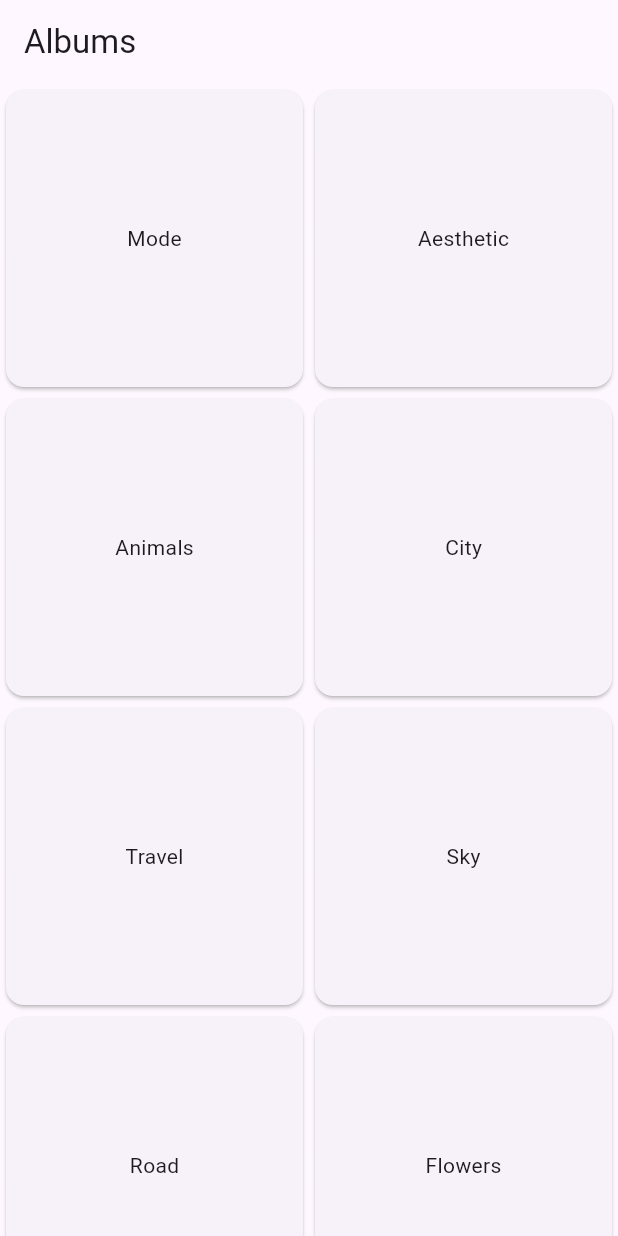
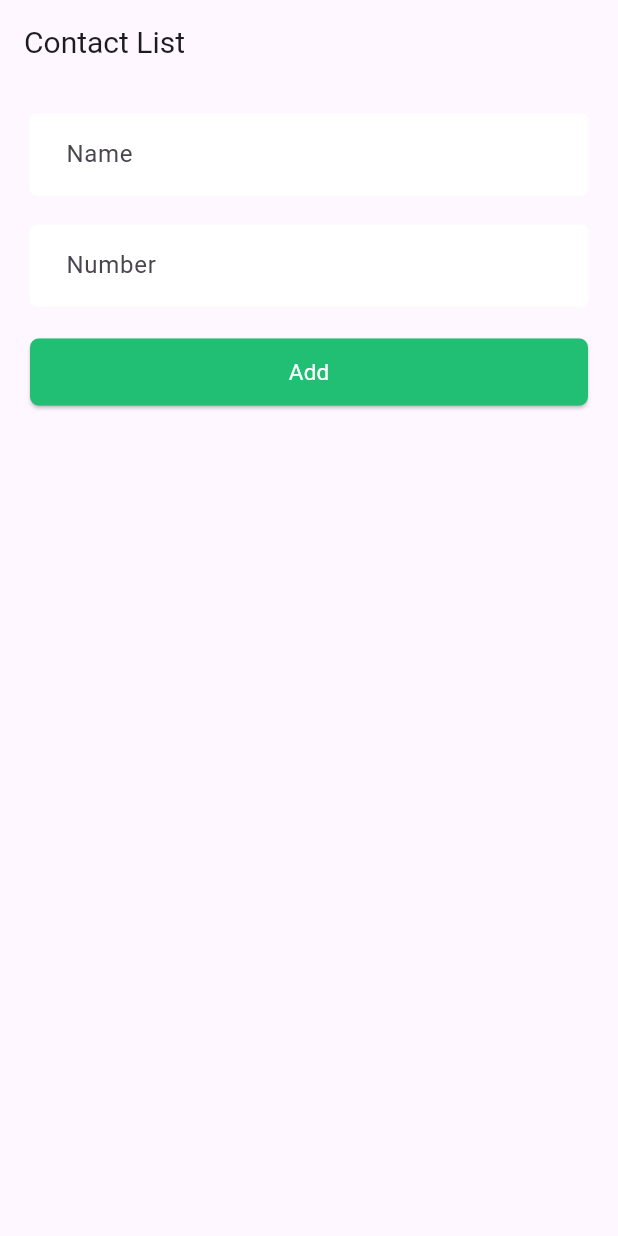
Before and after one commit to mdnahidhasan999/AssginmentApp, a Flutter app: the screen it shows after launch, on a phone screen of 412 x 824 dp. Run offline on Flutter 3.47's test engine with Material 3 defaults, Android fonts, the phone set to English and light mode, and no system bars; our stand-ins replace fluttertoast.

Commit message:
Create Contact List

```diff
--- /dev/null
+++ b/lib/ContactListScreen.dart
@@ -0,0 +1,153 @@
+import 'package:assignmentapp/style.dart';
+import 'package:flutter/material.dart';
+import 'package:url_launcher/url_launcher.dart';
+
+class Contactlistscreen extends StatefulWidget {
+  const Contactlistscreen({super.key});
+
+  @override
+  State<Contactlistscreen> createState() => _ContactlistscreenState();
+}
+
+class _ContactlistscreenState extends State<Contactlistscreen> {
+  final List<Map<String, String>> FormValues = [];
+  final _formKey = GlobalKey<FormState>();
+  final TextEditingController _nameController = TextEditingController();
+  final TextEditingController _numberController = TextEditingController();
+
+  void _addTile() {
+    if (_formKey.currentState!.validate()) {
+      setState(() {
+        FormValues.add({
+          'Name': _nameController.text,
+          'Number': _numberController.text,
+        });
+        _nameController.clear();
+        _numberController.clear();
+      });
+    }
+  }
+
+  void _deleteTile(int index) {
+    showDialog(
+        context: context,
+        builder: (BuildContext context) {
+          return AlertDialog(
+            title: const Text('Delete Confirmation'),
+            content: const Text('Are you sure you want to delete this tile?'),
+            actions: <Widget>[
+              TextButton(
+                onPressed: () {
+                  setState(() {
+                    FormValues.removeAt(index);
+                  });
+                  Navigator.of(context).pop();
+                },
+                child: const Text("yes"),
+              ),
+              TextButton(
+                onPressed: () {
+                  Navigator.of(context).pop();
+                },
+                child: const Text('No'),
+              )
+            ],
+          );
+        });
+  }
+
+  Future<void> _makePhoneCall(String phoneNumber) async {
+    final Uri launchUri = Uri(
+      scheme: 'tel',
+      path: phoneNumber,
+    );
+    await launchUrl(launchUri);
+  }
+
+  @override
+  Widget build(BuildContext context) {
+    return Scaffold(
+      appBar: AppBar(
+        title: const Text(
+          'Contact List',
+          style: TextStyle(fontSize: 20),
+          textAlign: TextAlign.center,
+        ),
+      ),
+      body: Stack(
+        children: <Widget>[
+          Container(
+            padding: const EdgeInsets.all(20),
+            child: Column(
+              children: <Widget>[
+                Form(
+                  key: _formKey,
+                  child: Column(
+                    children: [
+                      TextFormField(
+                        controller: _nameController,
+                        decoration: AppInputDecoration('Name'),
+                        validator: (value) {
+                          if (value == null || value.isEmpty) {
+                            return 'Please enter a Name';
+                          }
+                          return null;
+                        },
+                      ),
+                      const SizedBox(
+                        height: 20,
+                      ),
+                      TextFormField(
+                        controller: _numberController,
+                        keyboardType: TextInputType.number,
+                        decoration: AppInputDecoration('Number'),
+                        validator: (value) {
+                          if (value == null || value.isEmpty) {
+                            return 'Please enter a Number';
+                          }
+                          return null;
+                        },
+                      ),
+                      const SizedBox(
+                        height: 20,
+                      ),
+                    ],
+                  ),
+                ),
+                Container(
+                  child: ElevatedButton(
+                      style: AppButtonStyle(),
+                      onPressed: _addTile,
+                      child: SuccessButtonChild('Add')),
+                ),
+                const SizedBox(
+                  height: 20,
+                ),
+                Expanded(
+                    child: ListView.builder(
+                        itemCount: FormValues.length,
+                        itemBuilder: (context, index) {
+                          return GestureDetector(
+                            onLongPress: () => _deleteTile(index),
+                            child: Card(
+                              child: ListTile(
+                                leading: Icon(Icons.person),
+                                title: Text(FormValues[index]['Name']!),
+                                subtitle: Text(FormValues[index]['Number']!),
+                                trailing: IconButton(
+                                  icon: Icon(Icons.call),
+                                  onPressed: () => _makePhoneCall(
+                                      FormValues[index]['Number']!),
+                                ),
+                              ),
+                            ),
+                          );
+                        }))
+              ],
+            ),
+          ),
+        ],
+      ),
+    );
+  }
+}
--- a/lib/data_models.dart
+++ /dev/null
@@ -1,38 +0,0 @@
-// data_models.dart
-
-class Album {
-  final String name;
-
-  Album(this.name);
-}
-
-class Photo {
-  final String title;
-  final String description;
-  final String imageUrl;
-
-  Photo(this.title, this.description, this.imageUrl);
-}
-
-// Dummy data for albums and photos
-List<Album> albums = [
-  Album('Mode'),
-  Album('Aesthetic'),
-  Album('Animals'),
-  Album('City'),
-  Album('Travel'),
-  Album('Sky'),
-  Album('Road'),
-  Album('Flowers'),
-];
-
-List<Photo> photos = [
-  Photo('Fashion Model', 'A stylish fashion model', 'assets/mood.jpg'),
-  Photo('Sunset', 'Beautiful sunset over the horizon', 'assets/asthetic.jpg'),
-  Photo('Cute Cat', 'Adorable fluffy cat', 'assets/animals.jpg'),
-  Photo('City Skyline', 'Urban city skyline view', 'assets/city.jpg'),
-  Photo('Mountain View', 'Scenic mountain landscape', 'assets/travrel.jpg'),
-  Photo('Clouds', 'Fluffy clouds in the sky', 'assets/sky.jpg'),
-  Photo('Open Road', 'Endless road journey', 'assets/road.jpg'),
-  Photo('Spring Blossoms', 'Colorful spring flowers', 'assets/flowers.jpg'),
-];
--- a/lib/main.dart
+++ b/lib/main.dart
@@ -1,130 +1,25 @@
 // main.dart
 
 import 'package:flutter/material.dart';
-import 'data_models.dart';
 
-void main() {
-  runApp(MyApp());
+import 'ContactListScreen.dart';
+
+void main(){
+  runApp(const MyApp());
 }
 
 class MyApp extends StatelessWidget {
+  const MyApp({super.key});
+
   @override
   Widget build(BuildContext context) {
     return MaterialApp(
-      title: 'Photo Gallery',
-      theme: ThemeData(
-        primarySwatch: Colors.blue,
-        visualDensity: VisualDensity.adaptivePlatformDensity,
-      ),
-      home: AlbumListScreen(),
+      title: 'Contact List App',
+        theme: ThemeData(primarySwatch: Colors.green),
+        darkTheme: ThemeData(primarySwatch: Colors.blue),
+        color: Colors.black,
+        debugShowCheckedModeBanner: false,
+        home: const Contactlistscreen()
     );
   }
 }
-
-class AlbumListScreen extends StatelessWidget {
-  @override
-  Widget build(BuildContext context) {
-    return Scaffold(
-      appBar: AppBar(
-        title: Text('Albums'),
-      ),
-      body: GridView.count(
-        crossAxisCount: 2,
-        children: List.generate(albums.length, (index) {
-          return GestureDetector(
-            onTap: () {
-              Navigator.push(
-                context,
-                MaterialPageRoute(
-                  builder: (context) => PhotoListScreen(album: albums[index]),
-                ),
-              );
-            },
-            child: Card(
-              child: Center(
-                child: Text(albums[index].name),
-              ),
-            ),
-          );
-        }),
-      ),
-    );
-  }
-}
-
-class PhotoListScreen extends StatelessWidget {
-  final Album album;
-
-  PhotoListScreen({required this.album});
-
-  @override
-  Widget build(BuildContext context) {
-    List<Photo> albumPhotos = photos; // Filter photos by album name if needed
-
-    return Scaffold(
-      appBar: AppBar(
-        title: Text(album.name),
-      ),
-      body: ListView.builder(
-        itemCount: albumPhotos.length,
-        itemBuilder: (context, index) {
-          return GestureDetector(
-            onTap: () {
-              Navigator.push(
-                context,
-                MaterialPageRoute(
-                  builder: (context) => PhotoDetailScreen(photo: albumPhotos[index]),
-                ),
-              );
-            },
-            child: ListTile(
-              leading: Image.asset(
-                albumPhotos[index].imageUrl,
-                width: 50,
-                height: 50,
-                fit: BoxFit.cover,
-              ),
-              title: Text(albumPhotos[index].title),
-              subtitle: Text(albumPhotos[index].description),
-            ),
-          );
-        },
-      ),
-    );
-  }
-}
-
-class PhotoDetailScreen extends StatelessWidget {
-  final Photo photo;
-
-  PhotoDetailScreen({required this.photo});
-
-  @override
-  Widget build(BuildContext context) {
-    return Scaffold(
-      appBar: AppBar(
-        title: Text(photo.title),
-      ),
-      body: Center(
-        child: Column(
-          mainAxisAlignment: MainAxisAlignment.center,
-          children: [
-            Image.asset(
-              photo.imageUrl,
-              width: 200,
-              height: 200,
-              fit: BoxFit.cover,
-            ),
-            SizedBox(height: 20),
-            Text(
-              photo.title,
-              style: TextStyle(fontSize: 24, fontWeight: FontWeight.bold),
-            ),
-            SizedBox(height: 10),
-            Text(photo.description),
-          ],
-        ),
-      ),
-    );
-  }
-}
--- /dev/null
+++ b/lib/style.dart
@@ -0,0 +1,71 @@
+import 'package:flutter/material.dart';
+import 'package:fluttertoast/fluttertoast.dart';
+
+const colorRed = Color.fromRGBO(231, 28, 36, 1);
+const colorGreen = Color.fromRGBO(33, 191, 115, 1);
+const colorWhite = Color.fromRGBO(255, 255, 255, 1);
+const colorDarkBlue = Color.fromRGBO(44, 62, 80, 1);
+
+InputDecoration AppInputDecoration(label) {
+  return InputDecoration(
+      focusedBorder: const OutlineInputBorder(
+          borderSide: BorderSide(color: colorGreen, width: 1)),
+      fillColor: colorWhite,
+      filled: true,
+      contentPadding: const EdgeInsets.fromLTRB(20, 10, 10, 20),
+      enabledBorder: const OutlineInputBorder(
+          borderSide: BorderSide(color: colorWhite, width: 0)),
+      border: const OutlineInputBorder(),
+      labelText: label);
+}
+
+ButtonStyle AppButtonStyle() {
+  return ElevatedButton.styleFrom(
+    elevation: 1,
+    padding: const EdgeInsets.all(0),
+    backgroundColor: Colors.transparent,
+    shape: RoundedRectangleBorder(
+      borderRadius: BorderRadius.circular(6),
+    ),
+  );
+}
+
+Ink SuccessButtonChild(ButtonText) {
+  return Ink(
+    decoration: BoxDecoration(
+        color: colorGreen, borderRadius: BorderRadius.circular(6)),
+    child: Container(
+      height: 45,
+      alignment: Alignment.center,
+      child: Text(ButtonText,
+      style: const TextStyle(
+        fontWeight: FontWeight.w400,
+        fontSize: 15,
+        color: colorWhite
+      ),),
+    ),
+  );
+}
+
+void ErrorToast(msg){
+  Fluttertoast.showToast(
+      msg: msg,
+      toastLength: Toast.LENGTH_SHORT,
+      gravity: ToastGravity.BOTTOM,
+      timeInSecForIosWeb: 1,
+      backgroundColor: colorRed,
+      textColor: colorWhite,
+      fontSize: 16.0
+  );
+}
+void SuccessToast(msg){
+  Fluttertoast.showToast(
+      msg: msg,
+      toastLength: Toast.LENGTH_SHORT,
+      gravity: ToastGravity.BOTTOM,
+      timeInSecForIosWeb: 1,
+      backgroundColor: colorGreen,
+      textColor: colorWhite,
+      fontSize: 16.0
+  );
+}
--- a/pubspec.yaml
+++ b/pubspec.yaml
@@ -30,11 +30,12 @@ environment:
 dependencies:
   flutter:
     sdk: flutter
-
+  fluttertoast: ^8.2.6
 
   # The following adds the Cupertino Icons font to your application.
   # Use with the CupertinoIcons class for iOS style icons.
   cupertino_icons: ^1.0.6
+  url_launcher: ^6.1.8
 
 dev_dependencies:
   flutter_test:
@@ -57,7 +58,7 @@ flutter:
   # included with your application, so that you can use the icons in
   # the material Icons class.
 
-
+  uses-material-design: true
   # To add assets to your application, add an assets section, like this:
   assets:
     - assets/animals.jpg
```
Also changed, not shown: pubspec.lock.
